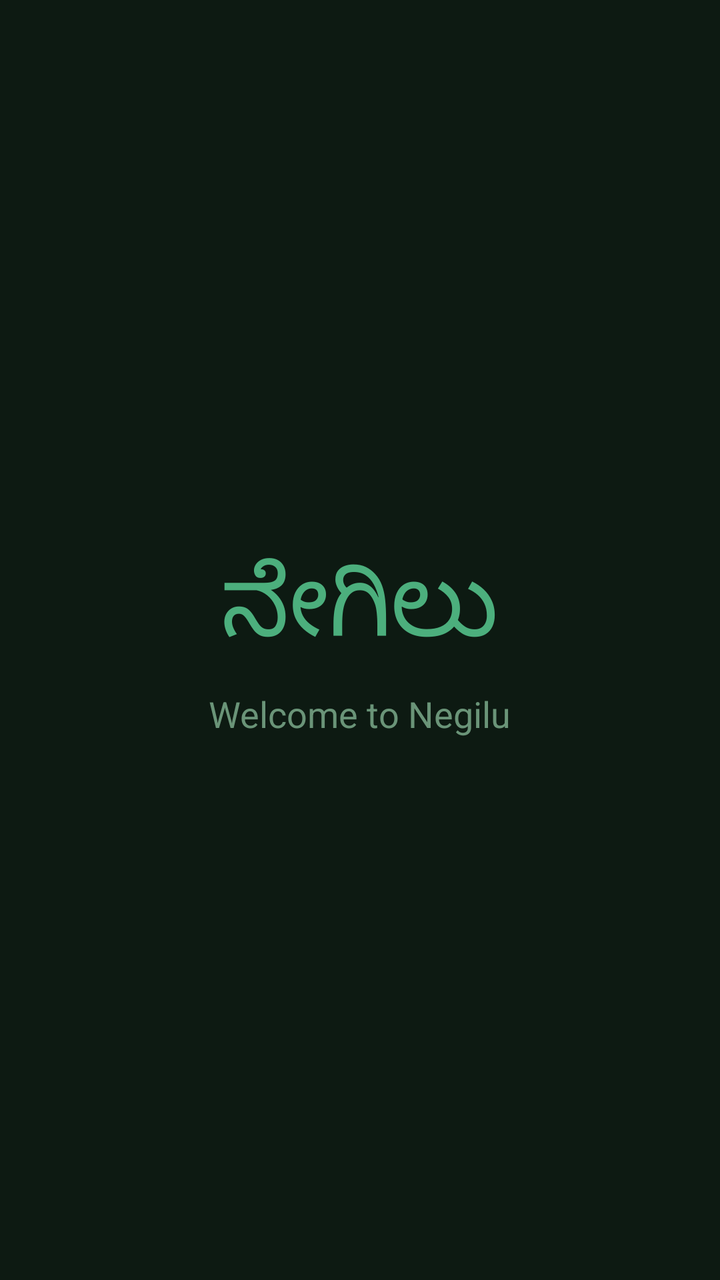
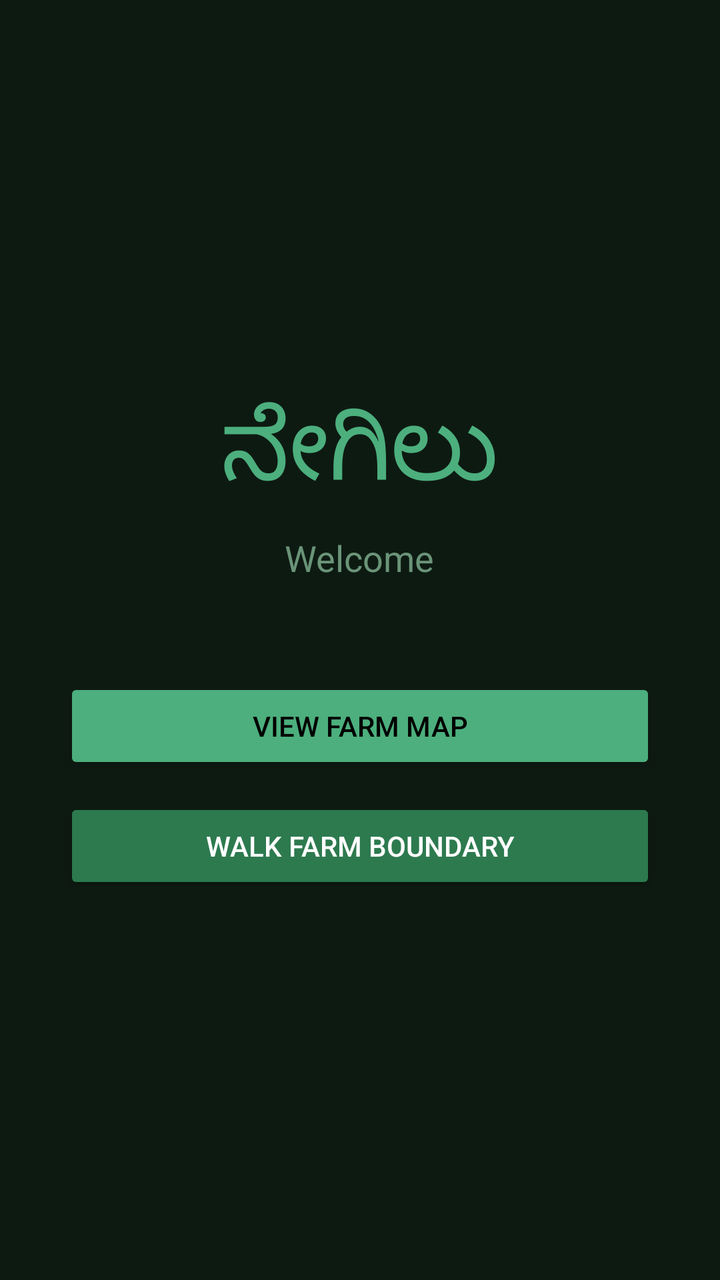

Screens rendered from an Android XML layout before and after an edit, with the pre-edit source and the edit as a unified diff.
<!-- AndroidManifest.xml: application theme Theme.Negilu -->
<!-- res/layout/activity_main.xml -->
<?xml version="1.0" encoding="utf-8"?>
<LinearLayout xmlns:android="http://schemas.android.com/apk/res/android"
    android:layout_width="match_parent"
    android:layout_height="match_parent"
    android:orientation="vertical"
    android:gravity="center"
    android:background="#0d1a12">

    <TextView
        android:layout_width="wrap_content"
        android:layout_height="wrap_content"
        android:text="ನೇಗಿಲು"
        android:textSize="48sp"
        android:textColor="#4caf7d"
        android:layout_gravity="center_horizontal"
        android:layout_marginBottom="8dp"/>

    <TextView
        android:layout_width="wrap_content"
        android:layout_height="wrap_content"
        android:text="Welcome to Negilu"
        android:textSize="18sp"
        android:textColor="#6a9478"
        android:layout_gravity="center_horizontal"/>

</LinearLayout>
<!-- resources referenced by this layout -->
<resources>
  <style name="Theme.Negilu" parent="Theme.MaterialComponents.DayNight.DarkActionBar">
          
          <item name="colorPrimary">@color/purple_500</item>
          <item name="colorPrimaryVariant">@color/purple_700</item>
          <item name="colorOnPrimary">@color/white</item>
          
          <item name="colorSecondary">@color/teal_200</item>
          <item name="colorSecondaryVariant">@color/teal_700</item>
          <item name="colorOnSecondary">@color/black</item>
          
          <item name="android:statusBarColor">?attr/colorPrimaryVariant</item>
          
      </style>
  <color name="purple_500">#FF6200EE</color>
  <color name="purple_700">#FF3700B3</color>
  <color name="white">#FFFFFFFF</color>
  <color name="teal_200">#FF03DAC5</color>
  <color name="teal_700">#FF018786</color>
  <color name="black">#FF000000</color>
</resources>

<!-- the commit's change to res/layout/activity_main.xml (unified diff, before → after) -->
@@ -3,7 +3,8 @@
     android:layout_width="match_parent"
     android:layout_height="match_parent"
     android:orientation="vertical"
-    android:gravity="center"
+    android:padding="32dp"
+    android:gravity="center_vertical"
     android:background="#0d1a12">
 
     <TextView
@@ -16,11 +17,33 @@
         android:layout_marginBottom="8dp"/>
 
     <TextView
+        android:id="@+id/welcomeText"
         android:layout_width="wrap_content"
         android:layout_height="wrap_content"
-        android:text="Welcome to Negilu"
+        android:text="Welcome"
         android:textSize="18sp"
         android:textColor="#6a9478"
-        android:layout_gravity="center_horizontal"/>
+        android:layout_gravity="center_horizontal"
+        android:gravity="center"
+        android:layout_marginBottom="48dp"/>
+
+    <Button
+        android:id="@+id/viewMapButton"
+        android:layout_width="match_parent"
+        android:layout_height="wrap_content"
+        android:text="View Farm Map"
+        android:backgroundTint="#4caf7d"
+        android:textColor="#000000"
+        android:padding="14dp"
+        android:layout_marginBottom="12dp"/>
+
+    <Button
+        android:id="@+id/boundaryWalkButton"
+        android:layout_width="match_parent"
+        android:layout_height="wrap_content"
+        android:text="Walk Farm Boundary"
+        android:backgroundTint="#2d7a4f"
+        android:textColor="#ffffff"
+        android:padding="14dp"/>
 
 </LinearLayout>
